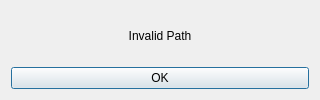
Above: dialog_invalid_path.ui from ChunKai-Wang/PicIn before the change. Below: the same form after it.
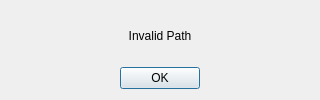
That is the form after the change.

What changed in the file:
```diff
--- a/dialog_invalid_path.ui
+++ b/dialog_invalid_path.ui
@@ -24,7 +24,7 @@
      </property>
     </widget>
    </item>
-   <item>
+   <item alignment="Qt::AlignHCenter">
     <widget class="QPushButton" name="button_invalid_path_ok">
      <property name="text">
       <string>OK</string>
```
